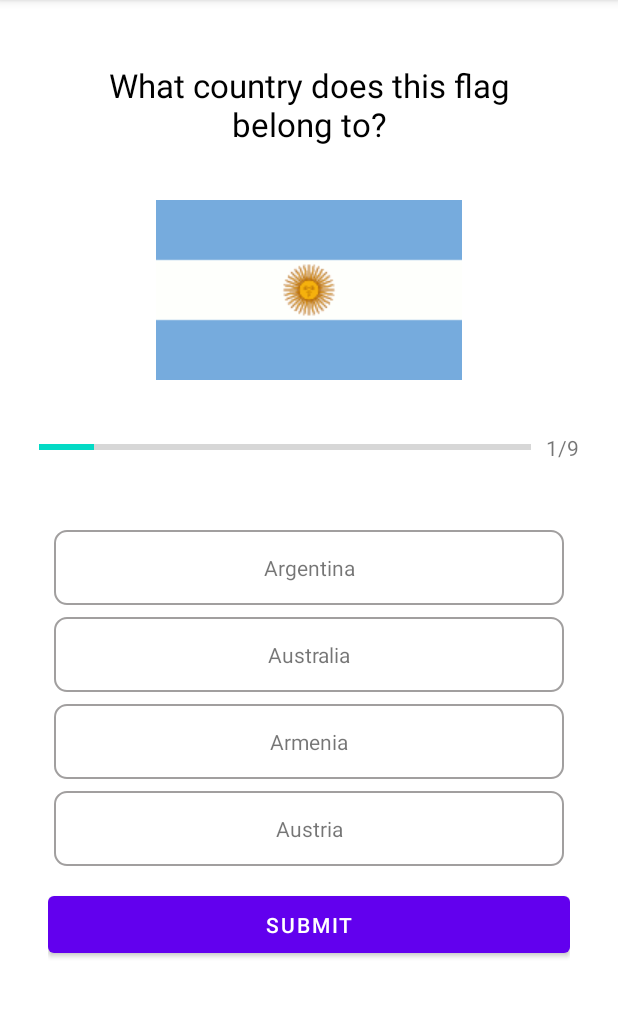
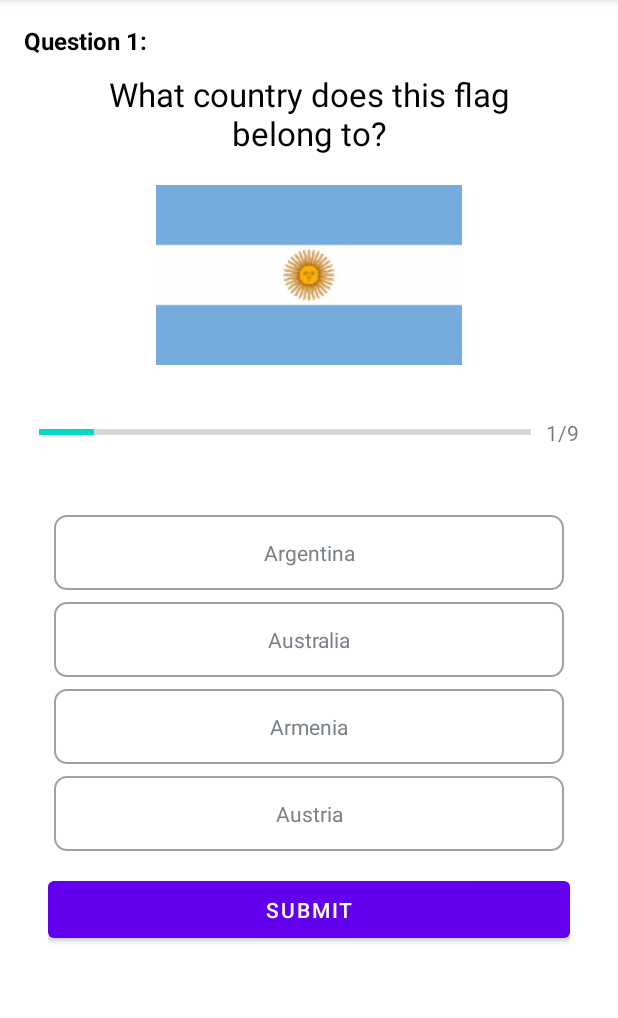
Before and after one commit to bao-ta/mobile-app, an Android app: the QuizQuestionActivity screen opened directly, with no data from a screen before it, on a phone screen of 412 x 824 dp, the part 84-1102 px from its top. Run offline under Robolectric (Android 15) with nearby library versions, the phone set to English and light mode, and no system bars.

Commit message:
display wrong and correct answer

```diff
--- /dev/null
+++ b/QuizzApp/app/src/main/res/drawable/correct_option_border.xml
@@ -0,0 +1,9 @@
+<?xml version="1.0" encoding="utf-8"?>
+<shape xmlns:android="http://schemas.android.com/apk/res/android"
+    android:shape="rectangle">
+    <stroke
+        android:width="1dp"
+        android:color="#65130D0D" />
+    <solid android:color="@android:color/holo_green_light" />
+    <corners android:radius="8dp" />
+</shape>
--- /dev/null
+++ b/QuizzApp/app/src/main/res/drawable/wrong_option_border.xml
@@ -0,0 +1,9 @@
+<?xml version="1.0" encoding="utf-8"?>
+<shape xmlns:android="http://schemas.android.com/apk/res/android"
+    android:shape="rectangle">
+    <stroke
+        android:width="1dp"
+        android:color="#65130D0D" />
+    <solid android:color="@android:color/holo_red_light" />
+    <corners android:radius="8dp" />
+</shape>
--- a/QuizzApp/app/src/main/res/layout/activity_quiz_question.xml
+++ b/QuizzApp/app/src/main/res/layout/activity_quiz_question.xml
@@ -28,12 +28,22 @@
                 android:padding="16dp">
 
                 <TextView
+                    android:id="@+id/questionNumber"
+                    android:layout_width="match_parent"
+                    android:layout_height="wrap_content"
+                    android:text="Question 1:"
+                    android:textColor="@color/black"
+                    android:textSize="16dp"
+                    android:textStyle="bold" />
+
+                <TextView
                     android:id="@+id/question"
                     android:layout_width="match_parent"
                     android:layout_height="wrap_content"
                     android:layout_margin="10dp"
                     android:gravity="center"
-                    android:padding="16dp"
+                    android:paddingStart="10dp"
+                    android:paddingEnd="10dp"
                     android:text="What country does this flag belong to?"
                     android:textColor="@color/black"
                     android:textSize="22dp" />
```
Also changed, not shown: QuizzApp/app/src/main/java/com/example/quizzapp/QuizQuestionActivity.kt (+69 -11 lines).
